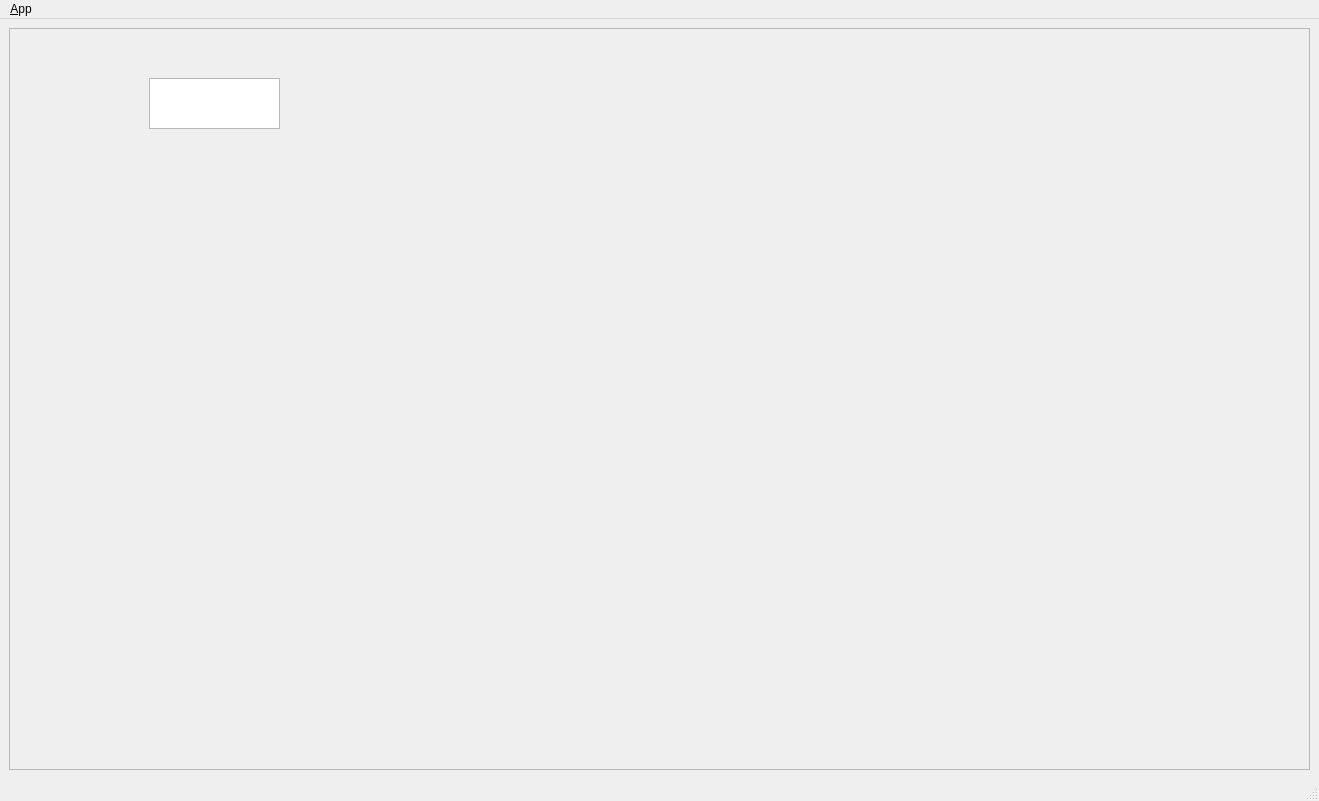
This is ui/main_window.ui in AlexKaravaev/rqt_state as Qt 5 draws it before an edit. The edited form follows.
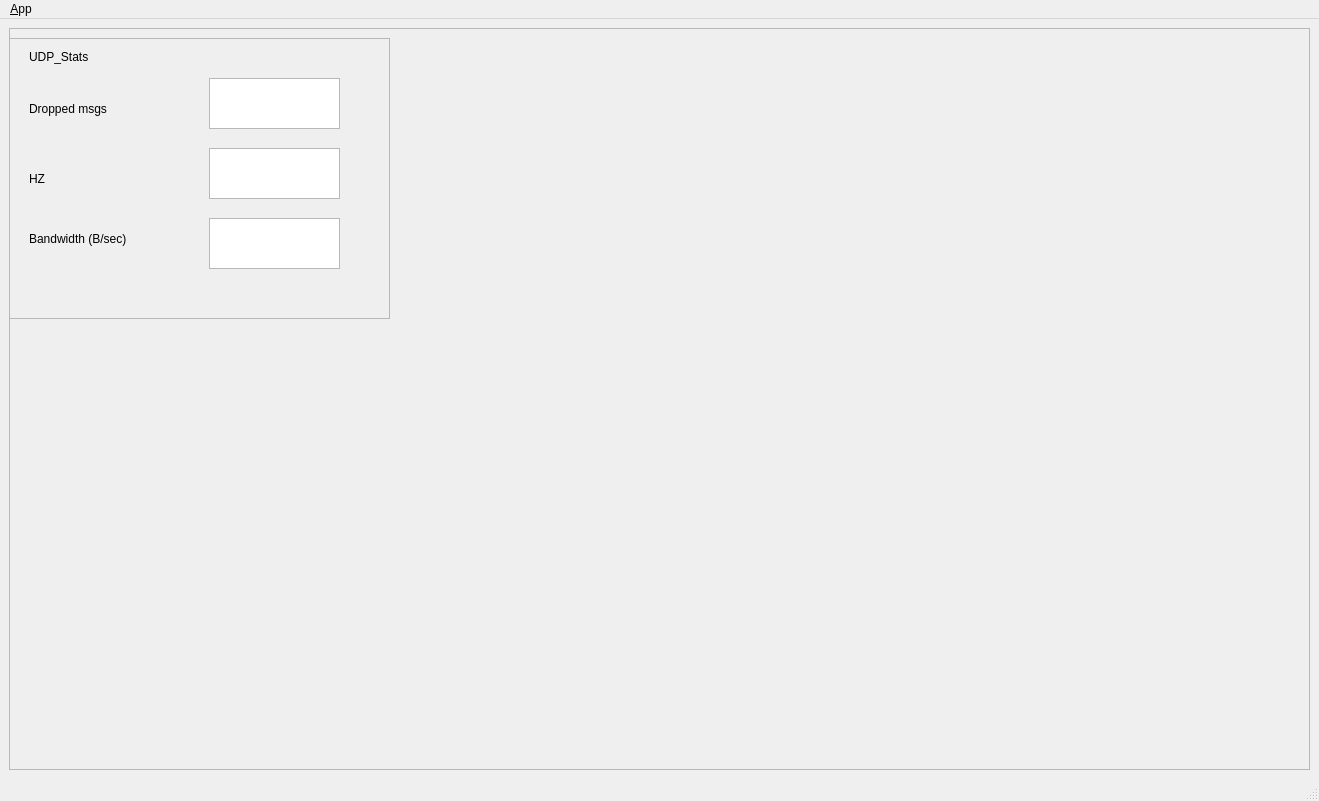
This is the edited form. Icons and pictures are not drawn.

The edit to the form file:
```diff
--- a/ui/main_window.ui
+++ b/ui/main_window.ui
@@ -33,7 +33,7 @@
       <widget class="QTextBrowser" name="topic_viewer">
        <property name="geometry">
         <rect>
-         <x>140</x>
+         <x>200</x>
          <y>50</y>
          <width>131</width>
          <height>51</height>
@@ -43,6 +43,107 @@
         <string>topic_out</string>
        </property>
       </widget>
+      <widget class="QLabel" name="label">
+       <property name="geometry">
+        <rect>
+         <x>20</x>
+         <y>60</y>
+         <width>111</width>
+         <height>41</height>
+        </rect>
+       </property>
+       <property name="text">
+        <string>Dropped msgs</string>
+       </property>
+      </widget>
+      <widget class="QLabel" name="label_2">
+       <property name="geometry">
+        <rect>
+         <x>20</x>
+         <y>130</y>
+         <width>111</width>
+         <height>41</height>
+        </rect>
+       </property>
+       <property name="text">
+        <string>HZ</string>
+       </property>
+      </widget>
+      <widget class="QTextBrowser" name="topic_viewer_2">
+       <property name="geometry">
+        <rect>
+         <x>200</x>
+         <y>120</y>
+         <width>131</width>
+         <height>51</height>
+        </rect>
+       </property>
+       <property name="topic_name" stdset="0">
+        <string>/udp/topic_out</string>
+       </property>
+      </widget>
+      <widget class="QLabel" name="label_3">
+       <property name="geometry">
+        <rect>
+         <x>20</x>
+         <y>190</y>
+         <width>121</width>
+         <height>41</height>
+        </rect>
+       </property>
+       <property name="text">
+        <string>Bandwidth (B/sec)</string>
+       </property>
+      </widget>
+      <widget class="QTextBrowser" name="topic_viewer_3">
+       <property name="geometry">
+        <rect>
+         <x>200</x>
+         <y>190</y>
+         <width>131</width>
+         <height>51</height>
+        </rect>
+       </property>
+       <property name="topic_name" stdset="0">
+        <string>/udp/topic_out</string>
+       </property>
+      </widget>
+      <widget class="QFrame" name="frame_2">
+       <property name="geometry">
+        <rect>
+         <x>0</x>
+         <y>10</y>
+         <width>381</width>
+         <height>281</height>
+        </rect>
+       </property>
+       <property name="frameShape">
+        <enum>QFrame::StyledPanel</enum>
+       </property>
+       <property name="frameShadow">
+        <enum>QFrame::Raised</enum>
+       </property>
+       <widget class="QLabel" name="label_4">
+        <property name="geometry">
+         <rect>
+          <x>20</x>
+          <y>10</y>
+          <width>81</width>
+          <height>17</height>
+         </rect>
+        </property>
+        <property name="text">
+         <string>UDP_Stats</string>
+        </property>
+       </widget>
+      </widget>
+      <zorder>frame_2</zorder>
+      <zorder>topic_viewer</zorder>
+      <zorder>label</zorder>
+      <zorder>label_2</zorder>
+      <zorder>topic_viewer_2</zorder>
+      <zorder>label_3</zorder>
+      <zorder>topic_viewer_3</zorder>
      </widget>
     </item>
    </layout>
```
Left out of the diff: 2 changed lines with no effect on the pictures.
